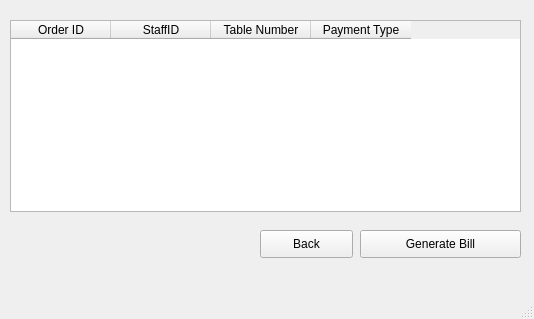
This is ui_files/generateBillStart.ui in TahaZahid05/Restaurant-Managment-System as Qt 5 draws it before an edit. The edited form follows.
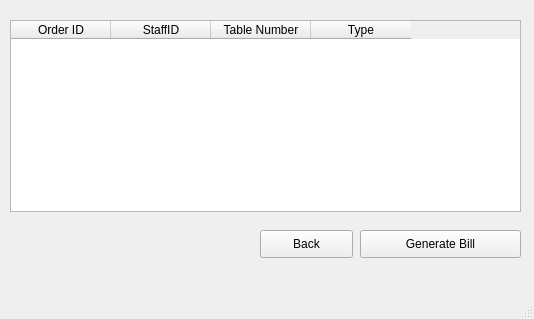
This is the edited form.

```diff
--- a/ui_files/generateBillStart.ui
+++ b/ui_files/generateBillStart.ui
@@ -23,6 +23,12 @@
       <height>192</height>
      </rect>
     </property>
+    <property name="sizePolicy">
+     <sizepolicy hsizetype="Fixed" vsizetype="Fixed">
+      <horstretch>0</horstretch>
+      <verstretch>0</verstretch>
+     </sizepolicy>
+    </property>
     <column>
      <property name="text">
       <string>Order ID</string>
@@ -40,7 +46,7 @@
     </column>
     <column>
      <property name="text">
-      <string>Payment Type</string>
+      <string>Type</string>
      </property>
     </column>
    </widget>
```
Left out of the diff: 2 changed lines with no effect on the pictures.
